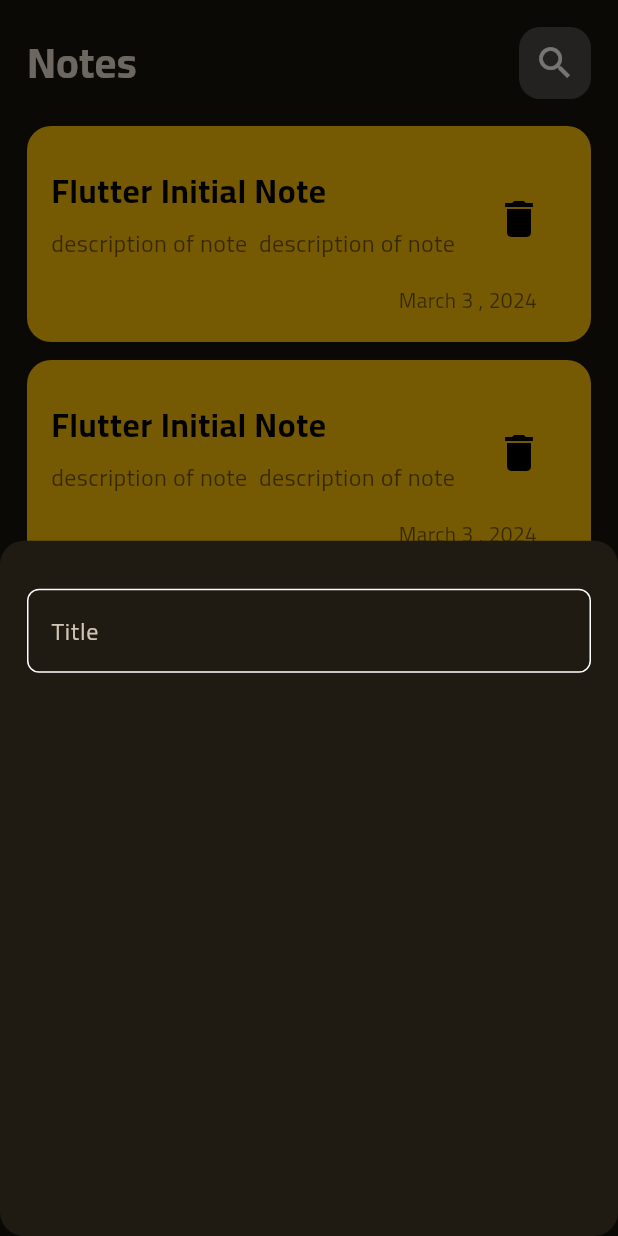
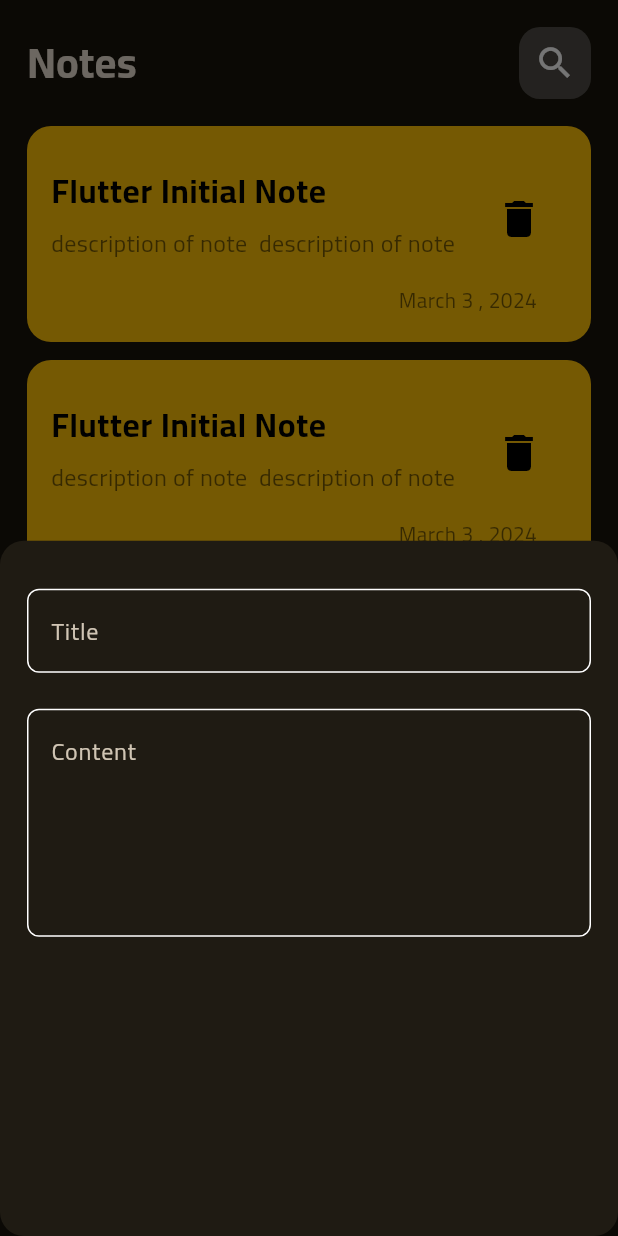
Before and after one commit to hashem2770/Notes, a Flutter app: the screen it shows after launch, after a tap on the "add" icon, on a phone screen of 412 x 824 dp. Run offline on Flutter 3.47's test engine with Material 3 defaults, Android fonts, the phone set to English and light mode, and no system bars.

Commit message:
add text fields to bottom sheet

```diff
--- a/lib/views/home_view/presentation/widgets/add_note_bottom_sheet.dart
+++ b/lib/views/home_view/presentation/widgets/add_note_bottom_sheet.dart
@@ -11,7 +11,13 @@ class AddNoteBottomSheet extends StatelessWidget {
       child: Column(
         children: [
           CustomTextField(
-
+            hintText: 'Title',
+            maxLines: 1,
+          ),
+          SizedBox(height: 24),
+          CustomTextField(
+            hintText: 'Content',
+            maxLines: 5,
           ),
         ],
       ),
--- a/lib/views/home_view/presentation/widgets/custom_text_field.dart
+++ b/lib/views/home_view/presentation/widgets/custom_text_field.dart
@@ -2,14 +2,22 @@ import 'package:flutter/material.dart';
 import 'package:note_app/core/constant/colors.dart';
 
 class CustomTextField extends StatelessWidget {
-  const CustomTextField({super.key});
+  const CustomTextField({
+    super.key,
+    required this.hintText,
+    this.maxLines = 1,
+  });
+
+  final String hintText;
+  final int maxLines;
 
   @override
   Widget build(BuildContext context) {
     return TextField(
-      cursorColor:kSecondaryColor,
+      maxLines: maxLines,
+      cursorColor: kSecondaryColor,
       decoration: InputDecoration(
-        hintText: 'Title',
+        hintText: hintText,
         border: buildOutlineInputBorder(),
         enabledBorder: buildOutlineInputBorder(),
         focusedBorder: buildOutlineInputBorder(kSecondaryColor),
@@ -20,9 +28,6 @@ class CustomTextField extends StatelessWidget {
   OutlineInputBorder buildOutlineInputBorder([Color? color]) {
     return OutlineInputBorder(
         borderRadius: BorderRadius.circular(8),
-        borderSide: BorderSide(
-          color: color??Colors.white
-        )
-      );
+        borderSide: BorderSide(color: color ?? Colors.white));
   }
 }
```
